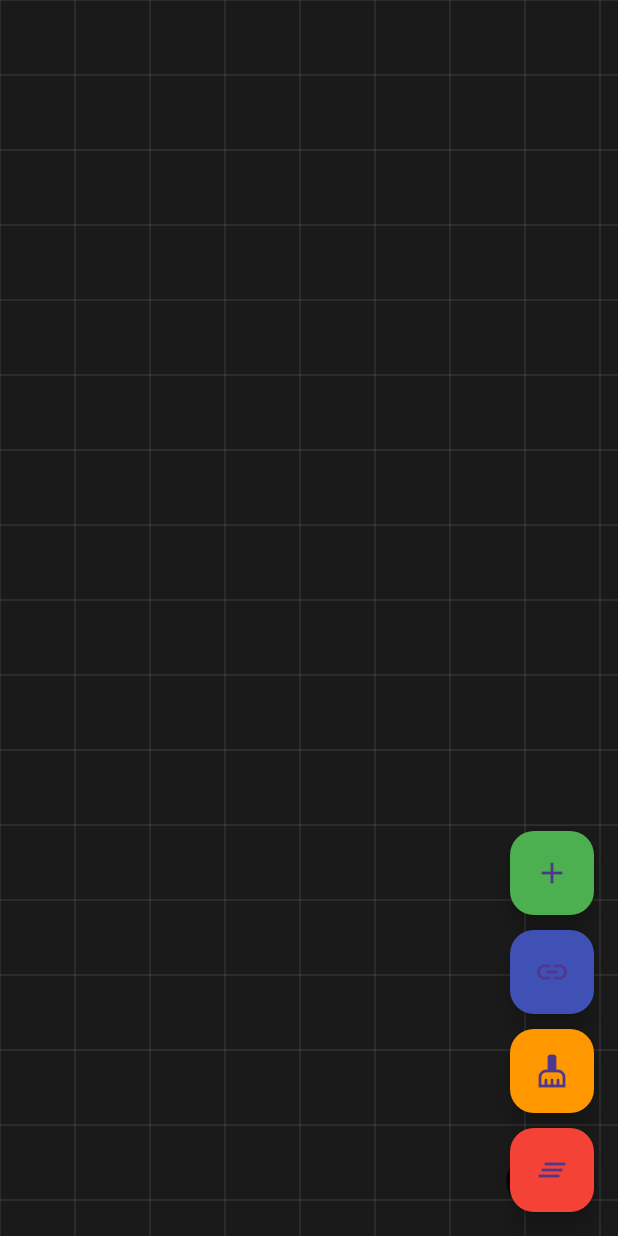
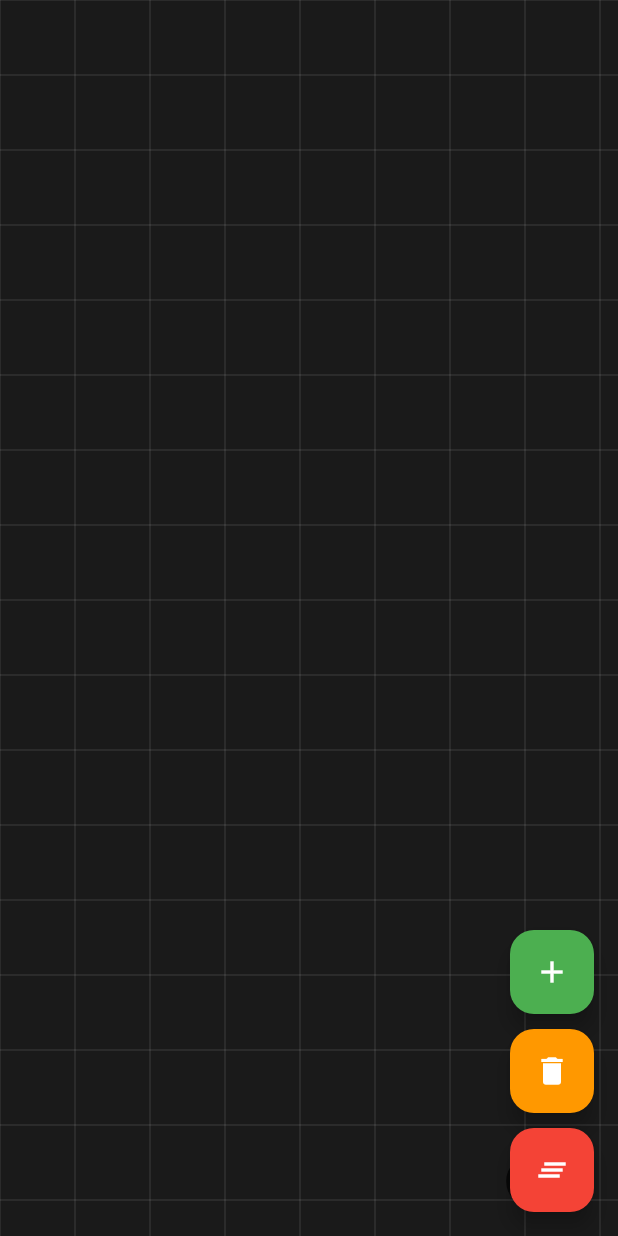
Before and after one commit to Telomelonia/graph_todo, a Flutter app: the screen it shows after launch, on a phone screen of 412 x 824 dp. Run offline on Flutter 3.47's test engine with Material 3 defaults, Android fonts, the phone set to English and light mode, and no system bars.

Commit message:
refactor: remove toggle buttons and icon change

```diff
--- a/lib/main.dart
+++ b/lib/main.dart
@@ -55,19 +55,7 @@ class HomePage extends StatelessWidget {
                   provider.isAddNodeMode
                       ? Icons.close
                       : Icons.add,
-                ),
-              ),
-              const SizedBox(height: 10),
-              FloatingActionButton(
-                heroTag: "connect",
-                onPressed: provider.toggleConnectMode,
-                backgroundColor: provider.isConnectMode
-                    ? Colors.yellow
-                    : Colors.indigo,
-                child: Icon(
-                  provider.isConnectMode
-                      ? Icons.close
-                      : Icons.link,
+                  color: Colors.white,
                 ),
               ),
               const SizedBox(height: 10),
@@ -80,7 +68,8 @@ class HomePage extends StatelessWidget {
                 child: Icon(
                   provider.isEraserMode
                       ? Icons.close
-                      : Icons.cleaning_services,
+                      : Icons.delete,
+                  color: Colors.white,
                 ),
               ),
               const SizedBox(height: 10),
@@ -109,7 +98,10 @@ class HomePage extends StatelessWidget {
                   );
                 },
                 backgroundColor: Colors.red,
-                child: const Icon(Icons.clear_all),
+                child: const Icon(
+                  Icons.clear_all,
+                  color: Colors.white,
+                ),
               ),
             ],
           );
@@ -301,29 +293,6 @@ class _CanvasWidgetState extends State<CanvasWidget> {
                     ),
                   ),
 
-                // Connection mode indicator
-                if (provider.isConnectMode)
-                  Positioned(
-                    top: 100,
-                    left: 20,
-                    child: Container(
-                      padding: const EdgeInsets.all(16),
-                      decoration: BoxDecoration(
-                        color: Colors.yellow.withValues(alpha: 0.9),
-                        borderRadius: BorderRadius.circular(8),
-                      ),
-                      child: Text(
-                        provider.selectedNodeForConnection == null
-                            ? 'Select first node to connect'
-                            : 'Select second node to connect',
-                        style: const TextStyle(
-                          color: Colors.black,
-                          fontWeight: FontWeight.bold,
-                        ),
-                      ),
-                    ),
-                  ),
-
                 // Eraser mode indicator
                 if (provider.isEraserMode)
                   Positioned(
```
